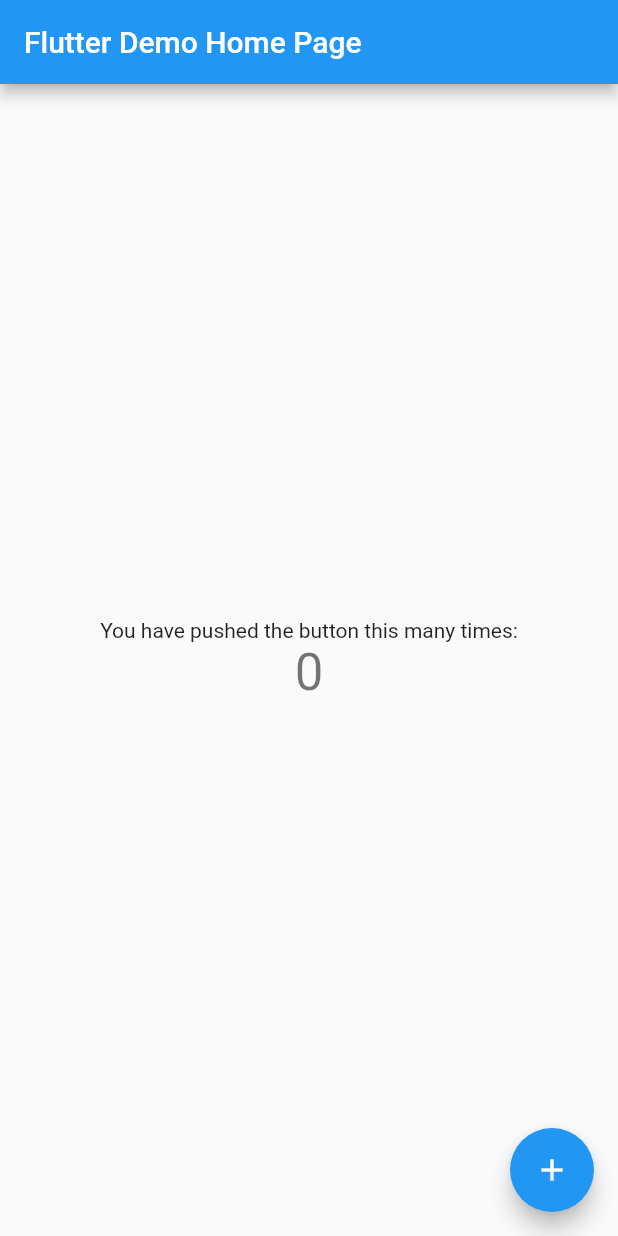
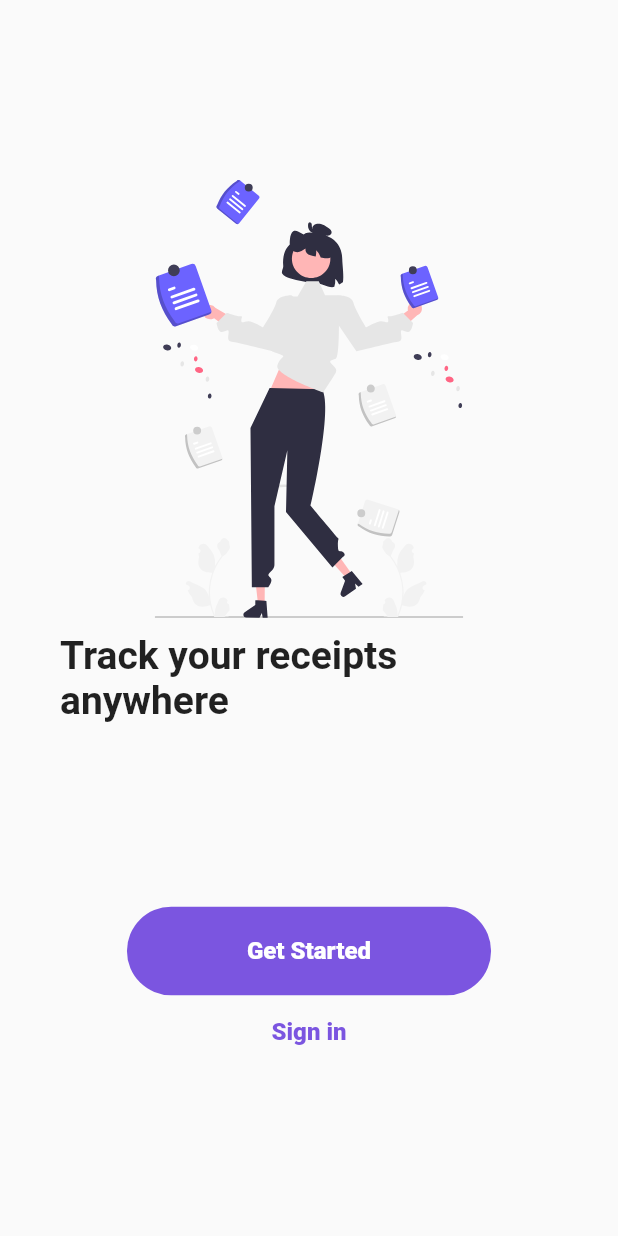
Before and after one commit to UAce/Receipt-Keeper, a Flutter app: the screen it shows after launch, on a phone screen of 412 x 824 dp. Run offline on Flutter 3.47's test engine with Material 2 defaults, Android fonts, the phone set to English and light mode, and no system bars; our stand-ins replace flutter_svg.

Commit message:
Frontend: Create welcome page and app routes

```diff
--- /dev/null
+++ b/frontend/lib/common/themes.dart
@@ -0,0 +1,8 @@
+import 'package:flutter/material.dart';
+
+const primaryColor = Color(0xFF7B55E0);
+
+ThemeData baseTheme = ThemeData(
+    brightness: Brightness.light,
+    primaryColor: primaryColor,
+    appBarTheme: AppBarTheme(backgroundColor: primaryColor));
--- a/frontend/lib/main.dart
+++ b/frontend/lib/main.dart
@@ -1,115 +1,29 @@
 import 'package:flutter/material.dart';
+import 'package:receipt_keeper/common/themes.dart';
 
-void main() {
-  runApp(const MyApp());
+import 'welcome_page.dart';
+
+void main() async {
+  WidgetsFlutterBinding.ensureInitialized();
+  runApp(MyApp(initialRoute: '/welcome'));
 }
 
 class MyApp extends StatelessWidget {
-  const MyApp({super.key});
+  final String initialRoute;
+
+  const MyApp({super.key, required this.initialRoute});
 
   // This widget is the root of your application.
   @override
   Widget build(BuildContext context) {
     return MaterialApp(
-      title: 'Flutter Demo',
-      theme: ThemeData(
-        // This is the theme of your application.
-        //
-        // Try running your application with "flutter run". You'll see the
-        // application has a blue toolbar. Then, without quitting the app, try
-        // changing the primarySwatch below to Colors.green and then invoke
-        // "hot reload" (press "r" in the console where you ran "flutter run",
-        // or simply save your changes to "hot reload" in a Flutter IDE).
-        // Notice that the counter didn't reset back to zero; the application
-        // is not restarted.
-        primarySwatch: Colors.blue,
-      ),
-      home: const MyHomePage(title: 'Flutter Demo Home Page'),
-    );
+        title: 'Receipt Keeper',
+        theme: baseTheme,
+        initialRoute: initialRoute,
+        routes: {
+          '/welcome': (context) => const WelcomePage(title: 'Home'),
+          '/signIn': (context) => const Text("TODO: Create Sign In Page"),
+          '/register': (context) => const Text("TODO: Create Register Page"),
+        });
   }
 }
-
-class MyHomePage extends StatefulWidget {
-  const MyHomePage({super.key, required this.title});
-
-  // This widget is the home page of your application. It is stateful, meaning
-  // that it has a State object (defined below) that contains fields that affect
-  // how it looks.
-
-  // This class is the configuration for the state. It holds the values (in this
-  // case the title) provided by the parent (in this case the App widget) and
-  // used by the build method of the State. Fields in a Widget subclass are
-  // always marked "final".
-
-  final String title;
-
-  @override
-  State<MyHomePage> createState() => _MyHomePageState();
-}
-
-class _MyHomePageState extends State<MyHomePage> {
-  int _counter = 0;
-
-  void _incrementCounter() {
-    setState(() {
-      // This call to setState tells the Flutter framework that something has
-      // changed in this State, which causes it to rerun the build method below
-      // so that the display can reflect the updated values. If we changed
-      // _counter without calling setState(), then the build method would not be
-      // called again, and so nothing would appear to happen.
-      _counter++;
-    });
-  }
-
-  @override
-  Widget build(BuildContext context) {
-    // This method is rerun every time setState is called, for instance as done
-    // by the _incrementCounter method above.
-    //
-    // The Flutter framework has been optimized to make rerunning build methods
-    // fast, so that you can just rebuild anything that needs updating rather
-    // than having to individually change instances of widgets.
-    return Scaffold(
-      appBar: AppBar(
-        // Here we take the value from the MyHomePage object that was created by
-        // the App.build method, and use it to set our appbar title.
-        title: Text(widget.title),
-      ),
-      body: Center(
-        // Center is a layout widget. It takes a single child and positions it
-        // in the middle of the parent.
-        child: Column(
-          // Column is also a layout widget. It takes a list of children and
-          // arranges them vertically. By default, it sizes itself to fit its
-          // children horizontally, and tries to be as tall as its parent.
-          //
-          // Invoke "debug painting" (press "p" in the console, choose the
-          // "Toggle Debug Paint" action from the Flutter Inspector in Android
-          // Studio, or the "Toggle Debug Paint" command in Visual Studio Code)
-          // to see the wireframe for each widget.
-          //
-          // Column has various properties to control how it sizes itself and
-          // how it positions its children. Here we use mainAxisAlignment to
-          // center the children vertically; the main axis here is the vertical
-          // axis because Columns are vertical (the cross axis would be
-          // horizontal).
-          mainAxisAlignment: MainAxisAlignment.center,
-          children: <Widget>[
-            const Text(
-              'You have pushed the button this many times:',
-            ),
-            Text(
-              '$_counter',
-              style: Theme.of(context).textTheme.headlineMedium,
-            ),
-          ],
-        ),
-      ),
-      floatingActionButton: FloatingActionButton(
-        onPressed: _incrementCounter,
-        tooltip: 'Increment',
-        child: const Icon(Icons.add),
-      ), // This trailing comma makes auto-formatting nicer for build methods.
-    );
-  }
-}
--- /dev/null
+++ b/frontend/lib/welcome_page.dart
@@ -0,0 +1,97 @@
+import 'package:flutter/material.dart';
+import 'package:flutter_svg/flutter_svg.dart';
+import 'package:receipt_keeper/common/themes.dart';
+
+class WelcomePage extends StatelessWidget {
+  final String title;
+
+  const WelcomePage({super.key, required this.title});
+
+  @override
+  Widget build(BuildContext context) {
+    // This method is rerun every time setState is called, for instance as done
+    // by the _incrementCounter method above.
+    //
+    // The Flutter framework has been optimized to make rerunning build methods
+    // fast, so that you can just rebuild anything that needs updating rather
+    // than having to individually change instances of widgets.
+    return Scaffold(
+      // appBar: AppBar(
+      //   // Here we take the value from the WelcomePage object that was created by
+      //   // the App.build method, and use it to set our appbar title.
+      //   title: Text(title),
+      // ),
+      body: Center(
+        // Center is a layout widget. It takes a single child and positions it
+        // in the middle of the parent.
+        child: Column(
+          // Column is also a layout widget. It takes a list of children and
+          // arranges them vertically. By default, it sizes itself to fit its
+          // children horizontally, and tries to be as tall as its parent.
+          //
+          // Invoke "debug painting" (press "p" in the console, choose the
+          // "Toggle Debug Paint" action from the Flutter Inspector in Android
+          // Studio, or the "Toggle Debug Paint" command in Visual Studio Code)
+          // to see the wireframe for each widget.
+          //
+          // Column has various properties to control how it sizes itself and
+          // how it positions its children. Here we use mainAxisAlignment to
+          // center the children vertically; the main axis here is the vertical
+          // axis because Columns are vertical (the cross axis would be
+          // horizontal).
+          mainAxisAlignment: MainAxisAlignment.center,
+          children: <Widget>[
+            Expanded(
+                child: Align(
+              alignment: Alignment.topCenter,
+              child: Column(children: [
+                Spacer(),
+                SvgPicture.asset('assets/images/get_started.svg')
+              ]),
+            )),
+            Expanded(
+              child: Align(
+                alignment: Alignment.bottomCenter,
+                child: Column(children: [
+                  Container(
+                      padding:
+                          EdgeInsets.symmetric(horizontal: 40, vertical: 10),
+                      child: const Text(
+                        "Track your receipts anywhere",
+                        style: TextStyle(
+                            fontWeight: FontWeight.bold, fontSize: 26),
+                      )),
+                  Spacer(),
+                  FilledButton(
+                    onPressed: () {
+                      Navigator.pushNamed(context, '/register');
+                    },
+                    style: ButtonStyle(
+                      backgroundColor: MaterialStateProperty.all<Color>(
+                          const Color(0xFF7B55E0)),
+                      padding: MaterialStateProperty.all<EdgeInsets>(
+                          EdgeInsets.symmetric(horizontal: 80, vertical: 20)),
+                    ),
+                    child: const Text("Get Started",
+                        style: TextStyle(
+                            fontWeight: FontWeight.w800, fontSize: 16)),
+                  ),
+                  TextButton(
+                      onPressed: () {
+                        Navigator.pushNamed(context, '/signIn');
+                      },
+                      child: const Text("Sign in",
+                          style: TextStyle(
+                              color: primaryColor,
+                              fontWeight: FontWeight.w800,
+                              fontSize: 16))),
+                  Spacer(),
+                ]),
+              ),
+            )
+          ],
+        ),
+      ),
+    );
+  }
+}
```
Also changed, not shown: frontend/pubspec.yaml (+5 -4 lines), frontend/assets/images/get_started.svg (added), frontend/pubspec.lock, 5 other files.
